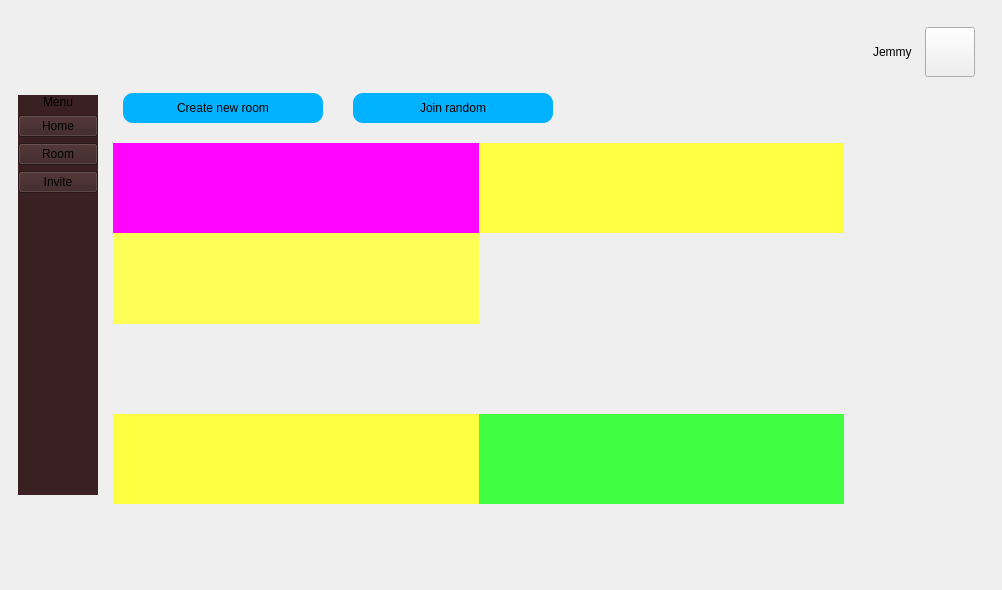
Above: UI/blackjack/mainwindow.ui from MatsuoRotsuki/cpp_blackjack before the change. Below: the same form after it.
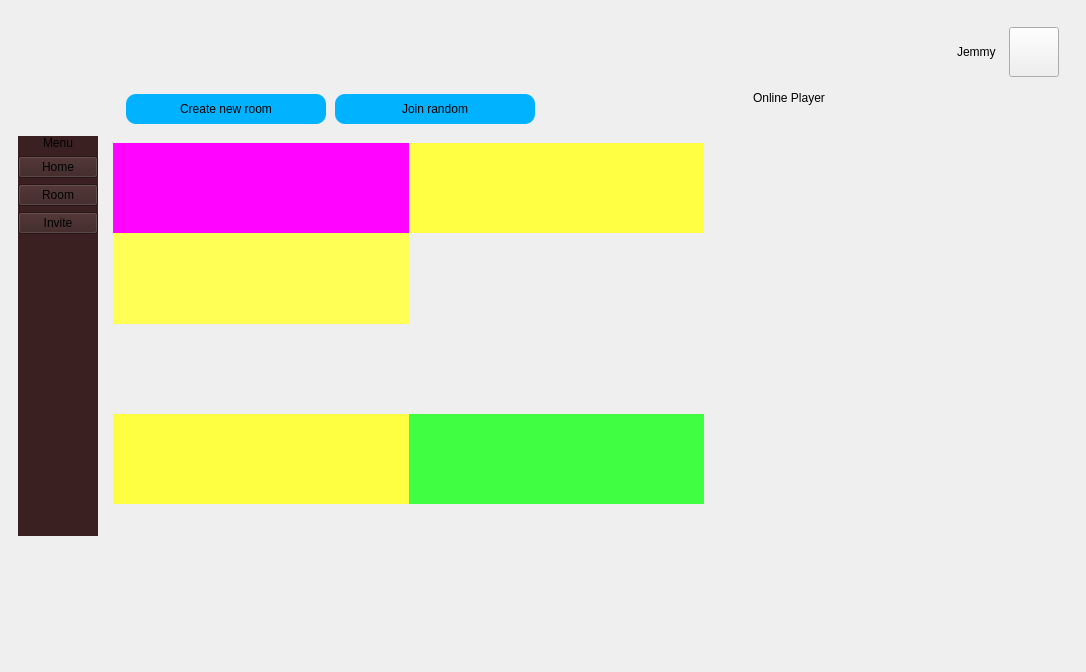
That is the form after the change. The open tabs and pages were chosen to show the change. Icons and pictures are not drawn. Custom widgets are drawn as their Qt base class.

```diff
--- a/UI/blackjack/mainwindow.ui
+++ b/UI/blackjack/mainwindow.ui
@@ -6,8 +6,8 @@
    <rect>
     <x>0</x>
     <y>0</y>
-    <width>1002</width>
-    <height>590</height>
+    <width>1086</width>
+    <height>672</height>
    </rect>
   </property>
   <property name="cursor">
@@ -133,80 +133,19 @@
               <number>1</number>
              </property>
              <widget class="QWidget" name="room">
-              <widget class="QPushButton" name="createNewRoomBtn">
-               <property name="geometry">
-                <rect>
-                 <x>10</x>
-                 <y>10</y>
-                 <width>200</width>
-                 <height>30</height>
-                </rect>
-               </property>
-               <property name="minimumSize">
-                <size>
-                 <width>200</width>
-                 <height>30</height>
-                </size>
-               </property>
-               <property name="maximumSize">
-                <size>
-                 <width>200</width>
-                 <height>30</height>
-                </size>
-               </property>
-               <property name="cursor">
-                <cursorShape>PointingHandCursor</cursorShape>
-               </property>
-               <property name="styleSheet">
-                <string notr="true">background-color: rgb(0, 178, 255);
-border-radius: 10px;</string>
-               </property>
-               <property name="text">
-                <string>Create new room</string>
-               </property>
-              </widget>
-              <widget class="QPushButton" name="joinRandomBtn">
-               <property name="geometry">
-                <rect>
-                 <x>240</x>
-                 <y>10</y>
-                 <width>200</width>
-                 <height>30</height>
-                </rect>
-               </property>
-               <property name="minimumSize">
-                <size>
-                 <width>200</width>
-                 <height>30</height>
-                </size>
-               </property>
-               <property name="maximumSize">
-                <size>
-                 <width>200</width>
-                 <height>30</height>
-                </size>
-               </property>
-               <property name="cursor">
-                <cursorShape>PointingHandCursor</cursorShape>
-               </property>
-               <property name="styleSheet">
-                <string notr="true">background-color: rgb(0, 178, 255);
-border-radius: 10px;</string>
-               </property>
-               <property name="text">
-                <string>Join random</string>
-               </property>
-              </widget>
               <widget class="QWidget" name="layoutWidget_4">
                <property name="geometry">
                 <rect>
                  <x>0</x>
                  <y>60</y>
-                 <width>731</width>
+                 <width>591</width>
                  <height>361</height>
                 </rect>
                </property>
                <layout class="QGridLayout" name="gridLayout_2">
+                <property name="sizeConstraint">
+                 <enum>QLayout::SetMaximumSize</enum>
+                </property>
                 <property name="leftMargin">
                  <number>0</number>
                 </property>
@@ -259,6 +198,122 @@
                 </item>
                </layout>
               </widget>
+              <widget class="QWidget" name="widget_13" native="true">
+               <property name="geometry">
+                <rect>
+                 <x>640</x>
+                 <y>0</y>
+                 <width>261</width>
+                 <height>421</height>
+                </rect>
+               </property>
+               <layout class="QVBoxLayout" name="verticalLayout_7">
+                <item>
+                 <widget class="QLabel" name="online_player_label">
+                  <property name="text">
+                   <string>Online Player</string>
+                  </property>
+                 </widget>
+                </item>
+                <item>
+                 <widget class="OnlinePlayer" name="widget_14" native="true"/>
+                </item>
+                <item>
+                 <widget class="QWidget" name="widget_20" native="true"/>
+                </item>
+                <item>
+                 <widget class="QWidget" name="widget_22" native="true"/>
+                </item>
+                <item>
+                 <widget class="QWidget" name="widget_21" native="true"/>
+                </item>
+                <item>
+                 <widget class="QWidget" name="widget_19" native="true"/>
+                </item>
+                <item>
+                 <widget class="QWidget" name="widget_18" native="true"/>
+                </item>
+                <item>
+                 <widget class="OnlinePlayer" name="widget_17" native="true"/>
+                </item>
+                <item>
+                 <widget class="OnlinePlayer" name="widget_15" native="true"/>
+                </item>
+                <item>
+                 <widget class="QWidget" name="widget_23" native="true"/>
+                </item>
+                <item>
+                 <widget class="OnlinePlayer" name="widget_16" native="true"/>
+                </item>
+                <item>
+                 <widget class="QWidget" name="widget_24" native="true"/>
+                </item>
+               </layout>
+              </widget>
+              <widget class="QWidget" name="">
+               <property name="geometry">
+                <rect>
+                 <x>10</x>
+                 <y>10</y>
+                 <width>416</width>
+                 <height>32</height>
+                </rect>
+               </property>
+               <layout class="QHBoxLayout" name="horizontalLayout_2">
+                <item>
+                 <widget class="QPushButton" name="createNewRoomBtn">
+                  <property name="minimumSize">
+                   <size>
+                    <width>200</width>
+                    <height>30</height>
+                   </size>
+                  </property>
+                  <property name="maximumSize">
+                   <size>
+                    <width>200</width>
+                    <height>30</height>
+                   </size>
+                  </property>
+                  <property name="cursor">
+                   <cursorShape>PointingHandCursor</cursorShape>
+                  </property>
+                  <property name="styleSheet">
+                   <string notr="true">background-color: rgb(0, 178, 255);
+border-radius: 10px;</string>
+                  </property>
+                  <property name="text">
+                   <string>Create new room</string>
+                  </property>
+                 </widget>
+                </item>
+                <item>
+                 <widget class="QPushButton" name="joinRandomBtn">
+                  <property name="minimumSize">
+                   <size>
+                    <width>200</width>
+                    <height>30</height>
+                   </size>
+                  </property>
+                  <property name="maximumSize">
+                   <size>
+                    <width>200</width>
+                    <height>30</height>
+                   </size>
+                  </property>
+                  <property name="cursor">
+                   <cursorShape>PointingHandCursor</cursorShape>
+                  </property>
+                  <property name="styleSheet">
+                   <string notr="true">background-color: rgb(0, 178, 255);
+border-radius: 10px;</string>
+                  </property>
+                  <property name="text">
+                   <string>Join random</string>
+                  </property>
+                 </widget>
+                </item>
+               </layout>
+              </widget>
              </widget>
             </widget>
            </item>
@@ -1182,6 +1237,12 @@
    <header>playwindow.h</header>
    <container>1</container>
   </customwidget>
+  <customwidget>
+   <class>OnlinePlayer</class>
+   <extends>QWidget</extends>
+   <header>onlineplayer.h</header>
+   <container>1</container>
+  </customwidget>
  </customwidgets>
  <resources/>
  <connections/>
```
Left out of the diff: 196 changed lines with no effect on the pictures.
